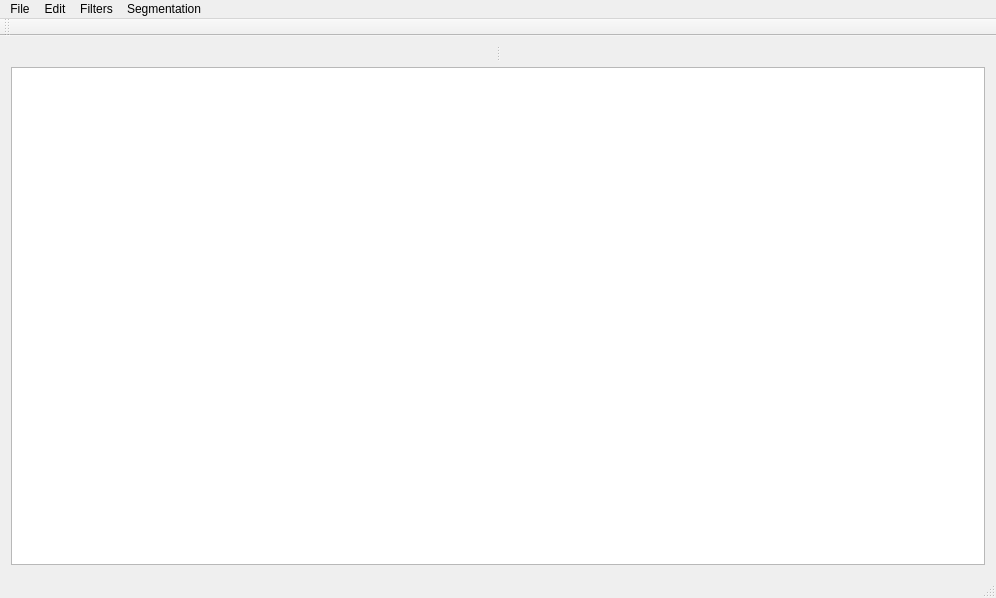
Qt form Cercetare/cercetare.ui (Eteru/Master-s-project) before a commit.
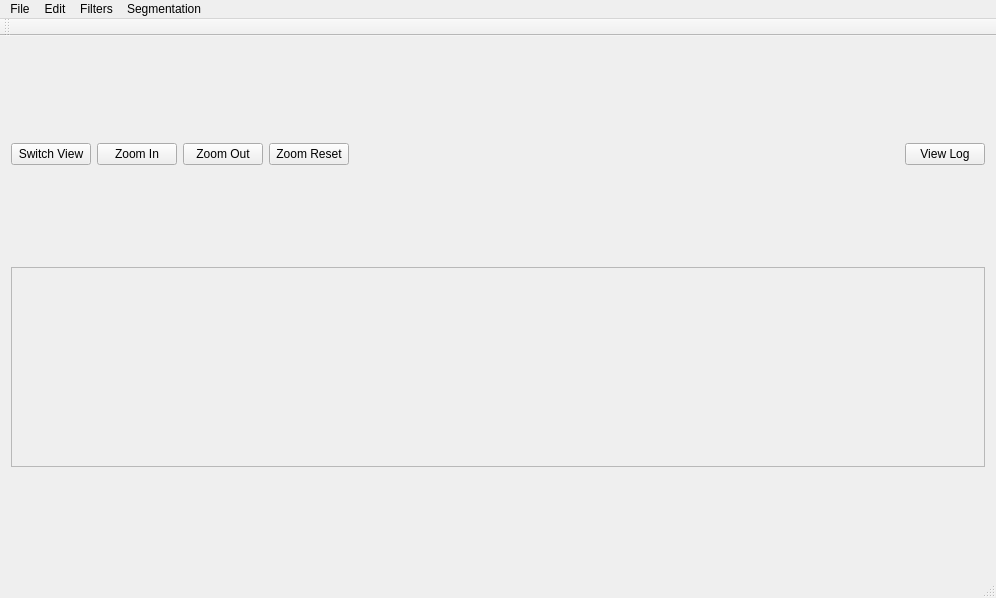
The same form after that commit.

What changed in the file:
```diff
--- a/Cercetare/cercetare.ui
+++ b/Cercetare/cercetare.ui
@@ -16,26 +16,71 @@
   <widget class="QWidget" name="centralWidget">
    <layout class="QVBoxLayout" name="verticalLayout">
     <item>
-     <widget class="QSplitter" name="splitter">
-      <property name="orientation">
-       <enum>Qt::Horizontal</enum>
-      </property>
-      <widget class="QLabel" name="labelImageViewerOriginal">
-       <property name="text">
-        <string/>
-       </property>
-      </widget>
-      <widget class="QLabel" name="labelImageViewerResult">
-       <property name="text">
-        <string/>
-       </property>
-      </widget>
-     </widget>
+     <layout class="QHBoxLayout" name="horizontalLayout_2">
+      <item>
+       <widget class="QPushButton" name="pushButtonSwitchView">
+        <property name="text">
+         <string>Switch View</string>
+        </property>
+       </widget>
+      </item>
+      <item>
+       <widget class="QPushButton" name="pushButtonZoomIn">
+        <property name="text">
+         <string>Zoom In</string>
+        </property>
+       </widget>
+      </item>
+      <item>
+       <widget class="QPushButton" name="pushButtonZoomOut">
+        <property name="text">
+         <string>Zoom Out</string>
+        </property>
+       </widget>
+      </item>
+      <item>
+       <widget class="QPushButton" name="pushButtonZoomReset">
+        <property name="text">
+         <string>Zoom Reset</string>
+        </property>
+       </widget>
+      </item>
+      <item>
+       <spacer name="horizontalSpacer">
+        <property name="orientation">
+         <enum>Qt::Horizontal</enum>
+        </property>
+        <property name="sizeHint" stdset="0">
+         <size>
+          <width>40</width>
+          <height>20</height>
+         </size>
+        </property>
+       </spacer>
+      </item>
+      <item>
+       <widget class="QPushButton" name="pushButtonToggleLog">
+        <property name="text">
+         <string>View Log</string>
+        </property>
+       </widget>
+      </item>
+     </layout>
     </item>
     <item>
      <layout class="QHBoxLayout" name="horizontalLayout">
       <item>
-       <widget class="QTextBrowser" name="textBrowserLog"/>
+       <widget class="QTextBrowser" name="textBrowserLog">
+        <property name="enabled">
+         <bool>false</bool>
+        </property>
+        <property name="maximumSize">
+         <size>
+          <width>16777215</width>
+          <height>200</height>
+         </size>
+        </property>
+       </widget>
       </item>
      </layout>
     </item>
```
